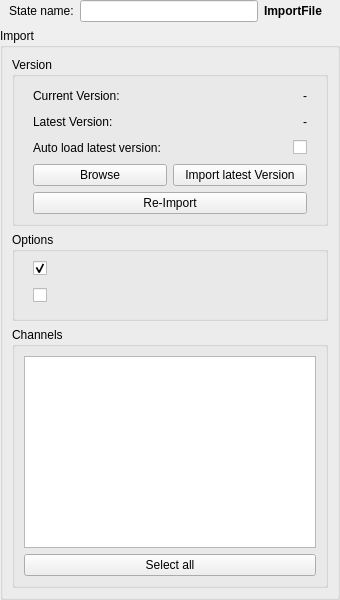
The window that Fusion/Scripts/StateManagerNodes/StateUserInterfaces/fus_Image_Import.ui (Animatect/Prism2_PluginFusion) describes before a commit, drawn with Qt 5.
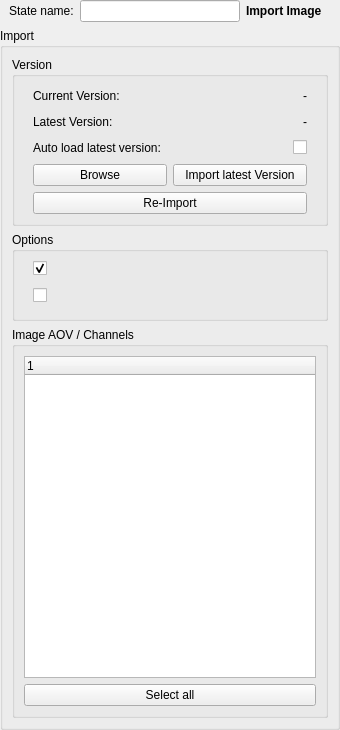
The same window after the commit.

The edit to the form file:
```diff
--- a/Fusion/Scripts/StateManagerNodes/StateUserInterfaces/fus_Image_Import.ui
+++ b/Fusion/Scripts/StateManagerNodes/StateUserInterfaces/fus_Image_Import.ui
@@ -7,7 +7,7 @@
     <x>0</x>
     <y>0</y>
     <width>340</width>
-    <height>600</height>
+    <height>730</height>
    </rect>
   </property>
   <property name="windowTitle">
@@ -72,7 +72,7 @@
          </font>
         </property>
         <property name="text">
-         <string>ImportFile</string>
+         <string>Import Image</string>
         </property>
        </widget>
       </item>
@@ -408,7 +408,7 @@
       <item>
        <widget class="QGroupBox" name="gb_channels">
         <property name="title">
-         <string>Channels</string>
+         <string>Image AOV / Channels</string>
         </property>
         <layout class="QVBoxLayout" name="verticalLayout_4">
          <property name="leftMargin">
@@ -424,7 +424,7 @@
           <number>9</number>
          </property>
          <item>
-          <widget class="QListWidget" name="lw_objects">
+          <widget class="QTreeWidget" name="lw_objects">
            <property name="selectionMode">
             <enum>QAbstractItemView::ExtendedSelection</enum>
            </property>
@@ -434,6 +434,11 @@
            <property name="horizontalScrollMode">
             <enum>QAbstractItemView::ScrollPerPixel</enum>
            </property>
+           <column>
+            <property name="text">
+             <string notr="true">1</string>
+            </property>
+           </column>
           </widget>
          </item>
          <item>
```
